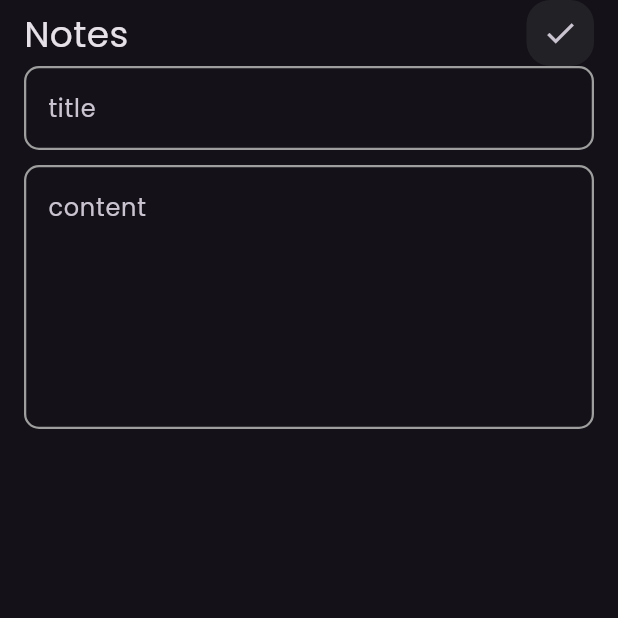
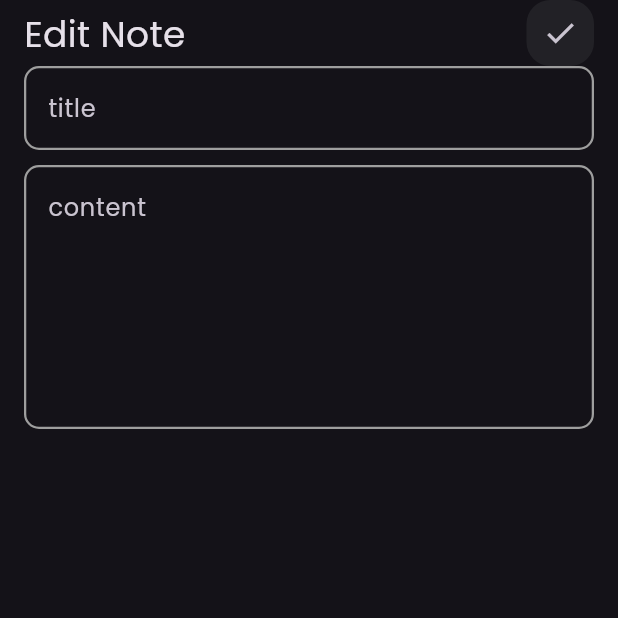
Before and after one commit to TOKYO-FN/notes_app, a Flutter app: the screen it shows after launch, after a tap on "Flutter Tips", on a phone screen of 412 x 824 dp, the top half of it. Run offline on Flutter 3.47's test engine with Material 3 defaults, Android fonts, the phone set to English and light mode, and no system bars; our stand-ins replace shared_preferences.

Commit message:
feat: updated custom appbar widget and added hive dependencies

```diff
--- a/lib/Feature/edit_note/Presentation/View/edit_note_view.dart
+++ b/lib/Feature/edit_note/Presentation/View/edit_note_view.dart
@@ -23,7 +23,11 @@ class EditNoteViewBody extends StatelessWidget {
           children: [
             SizedBox(
               height: MediaQuery.of(context).padding.top + kToolbarHeight - 12,
-              child: CustomAppbar(onPressed: () {}, icon: Icon(Icons.check)),
+              child: CustomAppbar(
+                title: 'Edit Note',
+                onPressed: () {},
+                icon: Icon(Icons.check),
+              ),
             ),
             CustomTextField(hint: 'title'),
             SizedBox(height: 10),
--- a/lib/Feature/note/Presentation/View/widgets/custom_appbar.dart
+++ b/lib/Feature/note/Presentation/View/widgets/custom_appbar.dart
@@ -2,8 +2,14 @@ import 'package:flutter/material.dart';
 import 'package:notes_app/Feature/note/Presentation/View/widgets/custom_search_icon.dart';
 
 class CustomAppbar extends StatelessWidget {
-  CustomAppbar({super.key, required this.onPressed, required this.icon});
+  CustomAppbar({
+    super.key,
+    required this.onPressed,
+    required this.icon,
+    required this.title,
+  });
   VoidCallback onPressed;
+  final String title;
   final Icon icon;
 
   @override
@@ -11,7 +17,7 @@ class CustomAppbar extends StatelessWidget {
     return Row(
       mainAxisAlignment: MainAxisAlignment.spaceBetween,
       children: [
-        Text('Notes', style: TextStyle(fontSize: 24)),
+        Text(title, style: TextStyle(fontSize: 24)),
         CustomSearchIcon(onPressed: onPressed, icon: icon),
       ],
     );
--- a/lib/Feature/note/Presentation/View/widgets/notes_view_body.dart
+++ b/lib/Feature/note/Presentation/View/widgets/notes_view_body.dart
@@ -14,7 +14,11 @@ class NotesViewBody extends StatelessWidget {
           children: [
             SizedBox(
               height: MediaQuery.of(context).padding.top + kToolbarHeight - 12,
-              child: CustomAppbar(onPressed: () {}, icon: Icon(Icons.add)),
+              child: CustomAppbar(
+                title: 'Note',
+                onPressed: () {},
+                icon: Icon(Icons.add),
+              ),
             ),
 
             SizedBox(height: 5),
--- a/pubspec.yaml
+++ b/pubspec.yaml
@@ -36,11 +36,14 @@ dependencies:
   # Use with the CupertinoIcons class for iOS style icons.
   cupertino_icons: ^1.0.8
   google_fonts: ^6.2.1
+  hive: ^2.2.3
+  hive_flutter: ^1.1.0
 
 dev_dependencies:
   flutter_test:
     sdk: flutter
-
+  hive_generator: ^2.0.1
+  build_runner: ^2.4.15
   # The "flutter_lints" package below contains a set of recommended lints to
   # encourage good coding practices. The lint set provided by the package is
   # activated in the `analysis_options.yaml` file located at the root of your
```
Also changed, not shown: lib/Feature/note/Data/Repositories/Models/note_model.dart (added, +13 -0 lines), pubspec.lock, 1 other file.
